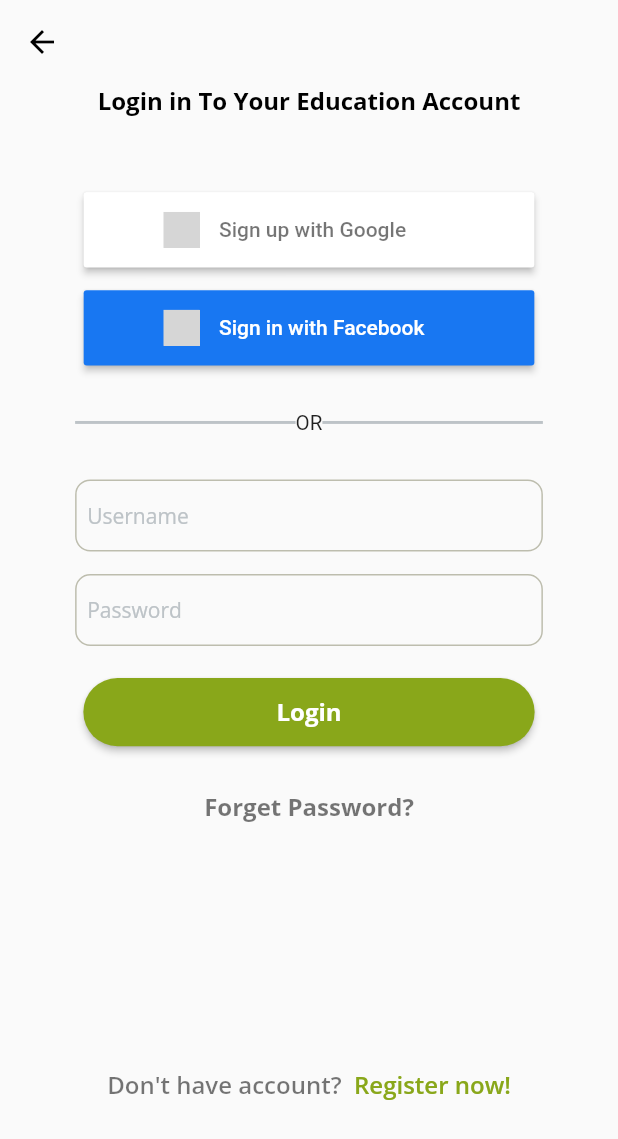
After one commit to fakharany2510/pearogram, a Flutter app: the LoginScreen screen opened directly, on a phone screen of 412 x 824 dp. The commit adds this screen. Shown: the top 1139 px of the screen. Run offline on Flutter 3.47's test engine with Material 2 defaults, Android fonts, the phone set to English and light mode, and no system bars; our stand-ins replace bloc, flutter_bloc, flutter_screenutil, flutter_signin_button, hexcolor, smooth_page_indicator; grey boxes are pictures that could not be loaded.

Commit message:
login changes

```diff
--- /dev/null
+++ b/lib/presentation/screens/login_screen.dart
@@ -0,0 +1,104 @@
+import 'package:flutter/material.dart';
+import 'package:flutter_screenutil/flutter_screenutil.dart';
+import 'package:flutter_signin_button/button_list.dart';
+import 'package:flutter_signin_button/button_view.dart';
+import 'package:pearogram/shared/default_button.dart';
+
+import '../../shared/app_text_field.dart';
+import '../constants/color_manager.dart';
+import '../constants/font_manager.dart';
+import '../constants/style_manager.dart';
+
+class LoginScreen extends StatelessWidget {
+  const LoginScreen({Key? key}) : super(key: key);
+
+  @override
+  Widget build(BuildContext context) {
+    var emailController = TextEditingController();
+    var passwordController = TextEditingController();
+    return Scaffold(
+      appBar: AppBar(backgroundColor: Colors.transparent,elevation: 0,leading:const Icon(Icons.arrow_back,color: Colors.black,),),
+      body: SingleChildScrollView(
+        child: Padding(
+          padding: const EdgeInsets.only(left: 50.0,right: 50,bottom: 50).r,
+          child: Column(
+            mainAxisAlignment: MainAxisAlignment.spaceAround,
+            children: [
+              Text(
+                'Login in To Your Education Account',
+                style: getBoldStyle(
+                    color: Colors.black, fontSize: FontSize.s16.sp),
+              ),
+              SizedBox(height: 50.h,),
+            SizedBox(
+            height: 50.h,
+            width:300.w,
+            child: SignInButton(
+                Buttons.Google,
+                text: "Sign up with Google",
+                onPressed: () {},
+              ),),
+               SizedBox(height: 15.h,),
+              SizedBox(
+                height: 50.h,
+                width:300.w,
+                child: SignInButton(
+                  Buttons.FacebookNew,
+                  text: "Sign in with Facebook",
+                  onPressed: () {},
+
+                ),
+              ),
+              SizedBox(height: 30.h,),
+              FittedBox(
+                child: Row(
+                  mainAxisAlignment: MainAxisAlignment.spaceEvenly,
+                  children: [
+                    Container(width: 150.w,height: 2,color: AppColor.hintFontColor,),
+                    const Text('OR'),
+                    Container(width: 150.w,height: 2,color: AppColor.hintFontColor,),
+                  ],
+                ),
+              ),
+              SizedBox(height: 30.h,),
+              AppTextField(
+                  hint: 'Username',
+                  inputType: TextInputType.emailAddress,
+                  validatorText: 'Please enter username',
+                  controller: emailController),
+              SizedBox(height: 15.h,),
+              AppTextField(
+                  hint: 'Password',
+                  secure: true,
+                  validatorText: 'Please enter your password',
+                  controller: passwordController),
+               SizedBox(height: 20.h,),
+              DefaultButton(btnText: 'Login', press: (){},  width: 300.w,
+                  height: 45.h, activeColor: AppColor.primaryColor),
+              SizedBox(height: 15.h,),
+               TextButton(onPressed: (){}, child:  Text('Forget Password?',style: getBoldStyle(fontSize: FontSize.s16,color: Colors.black54),)),
+               SizedBox(height: 150.h,),
+              Row(
+                mainAxisAlignment:
+                MainAxisAlignment.center,
+                children: [
+                  Text("Don't have account?  ",style: getSemiBoldStyle(color: Colors.black54,fontSize: FontSize.s16,),),
+                  InkWell(
+                    child: Text(
+                      'Register now!',
+                      style: getSemiBoldStyle(
+                          fontSize: FontSize.s16,
+                          color:
+                          AppColor.primaryColor),
+                    ),
+                  )
+                ],
+              )
+
+            ],
+          ),
+        ),
+      ),
+    );
+  }
+}
--- a/lib/presentation/screens/sign_up_screen.dart
+++ b/lib/presentation/screens/sign_up_screen.dart
@@ -2,6 +2,7 @@
 import 'package:flutter_bloc/flutter_bloc.dart';
 import 'package:flutter_screenutil/flutter_screenutil.dart';
 import 'package:pearogram/business_logic/cubit/auth_cubit.dart';
+import 'package:pearogram/presentation/screens/login_screen.dart';
 import 'package:pearogram/shared/default_button.dart';
 import 'package:pearogram/shared/first_step_after_btn.dart';
 import 'package:pearogram/shared/first_step_signup.dart';
@@ -60,7 +61,8 @@
                                       context: context,
                                       builder: (BuildContext context) {
                                         return Container(
-                                          color: Colors.transparent.withAlpha(1),
+                                          color:
+                                              Colors.transparent.withAlpha(1),
                                           height: 400.h,
                                           child: Column(
                                             mainAxisAlignment:
@@ -75,13 +77,18 @@
                                                 ),
                                               ),
                                               const Text(
-                                                  '''Thanks For providing your Info Welcome
+                                                '''Thanks For providing your Info Welcome
 to our educational world, your success
-is our Goal .''',textAlign: TextAlign.center,),
+is our Goal .''',
+                                                textAlign: TextAlign.center,
+                                              ),
                                               DefaultButton(
                                                   btnText: 'Done',
                                                   press: () {
-                                                    Navigator.pop(context);
+                                                    Navigator.of(context).push(
+                                                        MaterialPageRoute(
+                                                            builder: (context) =>
+                                                                const LoginScreen()));
                                                   },
                                                   width: 300.w,
                                                   height: 45.h,
--- a/lib/shared/app_text_field.dart
+++ b/lib/shared/app_text_field.dart
@@ -10,13 +10,15 @@
   final String hint;
   final TextEditingController controller;
   final String validatorText;
+  TextInputType inputType;
   bool secure;
-  AppTextField({Key? key,this.secure=false, required this.hint, required this.validatorText, required this.controller}) : super(key: key);
+  AppTextField({Key? key,this.secure=false, required this.hint, required this.validatorText, required this.controller,  this.inputType= TextInputType.text}) : super(key: key);
 
   @override
   Widget build(BuildContext context) {
     return TextFormField(
       obscureText: secure,
+      keyboardType: inputType,
       decoration: InputDecoration(
         contentPadding:const EdgeInsets.all(AppPadding.p8).r,
           hintText: hint,
--- a/lib/shared/first_step_signup.dart
+++ b/lib/shared/first_step_signup.dart
@@ -17,6 +17,7 @@
         mainAxisAlignment: MainAxisAlignment.spaceEvenly,
         children: [
           AppTextField(
+            inputType: TextInputType.phone,
               hint: 'Telephone',
               validatorText: 'Please enter your phone number',
               controller: phoneController),
--- a/lib/shared/second_step_signup.dart
+++ b/lib/shared/second_step_signup.dart
@@ -25,6 +25,7 @@
           SizedBox(height: 8.h,),
           AppTextField(
               hint: 'Email',
+              inputType: TextInputType.emailAddress,
               validatorText: 'Please enter your email',
               controller: emailController),
           SizedBox(height: 8.h,),
@@ -36,6 +37,7 @@
           SizedBox(height: 8.h,),
           AppTextField(
               secure: true,
+              inputType: TextInputType.phone,
               hint: 'Parent Phone',
               validatorText: 'Please enter your parent phone',
               controller: parentPhoneController),
--- a/pubspec.yaml
+++ b/pubspec.yaml
@@ -41,6 +41,7 @@
 
   #BLOC
   flutter_bloc: ^8.0.1
+  flutter_signin_button: ^2.0.0
 
 
 dev_dependencies:
```
Also changed, not shown: pubspec.lock.
